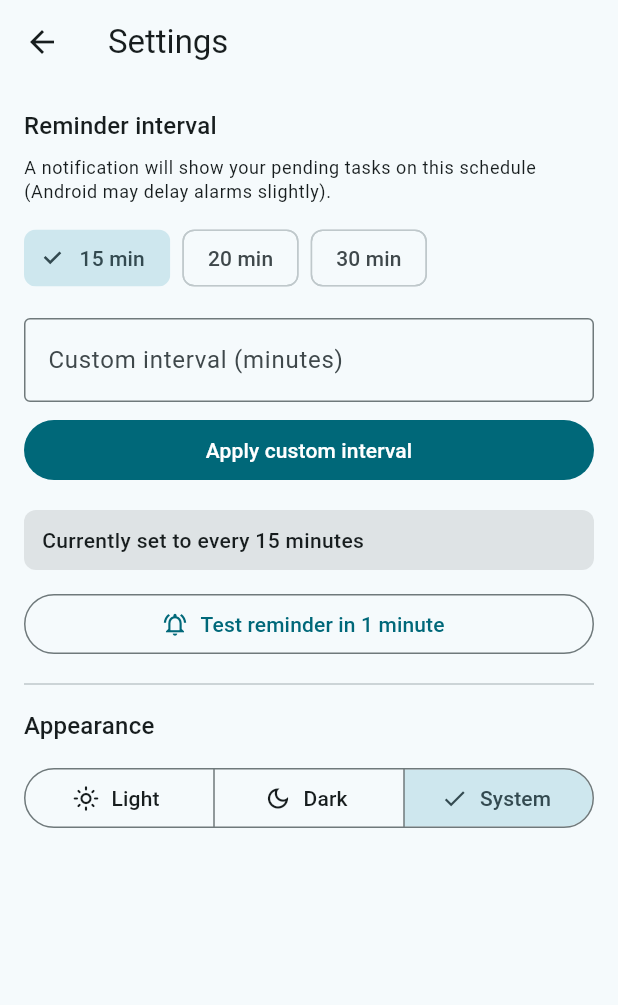
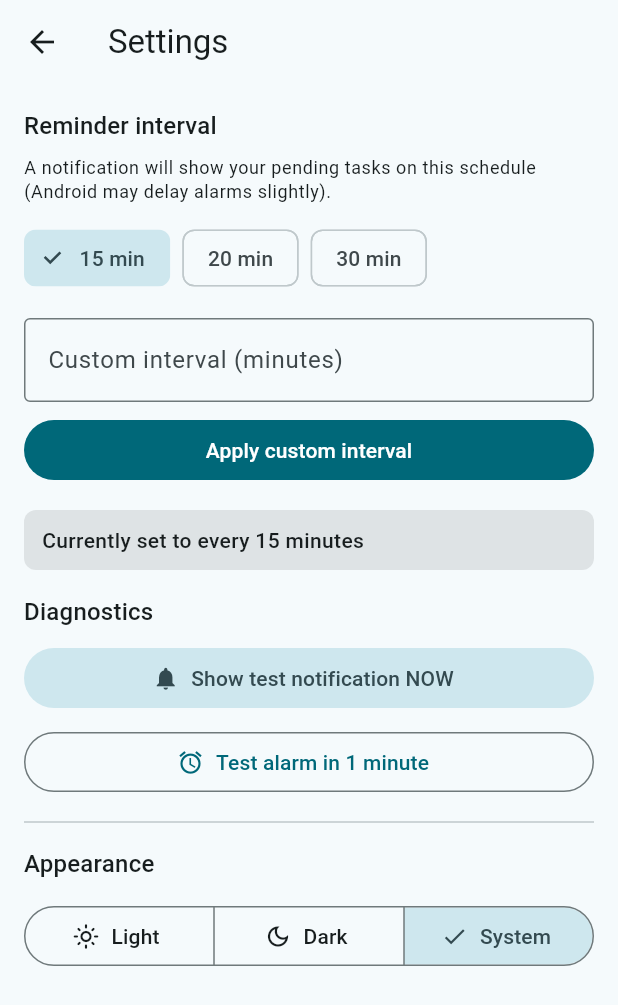
Before and after one commit to jatinbscllb1232802-create/mylifemanager, a Flutter app: the SettingsScreen screen opened directly, after a tap on an icon or button, on a phone screen of 412 x 824 dp. Shown: the top 1005 px of the screen. Run offline on Flutter 3.47's test engine with Material 3 defaults, Android fonts, the light colour scheme and no system bars; our stand-ins replace cloud_firestore, connectivity_plus, firebase_auth, firebase_core, flutter_local_notifications, google_sign_in and 4 more; missing offline and left inert: android_alarm_manager_plus; accounts and stored records are empty.

Commit message:
Add notification diagnostics and explicit AlarmManager receivers

```diff
--- a/lib/screens/settings_screen.dart
+++ b/lib/screens/settings_screen.dart
@@ -2,6 +2,7 @@ import 'package:flutter/material.dart';
 import 'package:provider/provider.dart';
 
 import '../providers/settings_provider.dart';
+import '../services/notification_service.dart';
 import '../services/reminder_scheduler.dart';
 
 class SettingsScreen extends StatefulWidget {
@@ -18,6 +19,35 @@ class _SettingsScreenState extends State<SettingsScreen> {
   void dispose() {
     _customController.dispose();
     super.dispose();
+  }
+
+  Future<void> _showImmediateTest() async {
+    await context.read<SettingsProvider>().requestAndroidReminderPermissions();
+    await NotificationService.instance.showReminder(
+      [],
+      completedToday: 3,
+    );
+    if (!mounted) return;
+    ScaffoldMessenger.of(context).showSnackBar(
+      const SnackBar(
+        content: Text('Immediate notification requested. Check the shade.'),
+      ),
+    );
+  }
+
+  Future<void> _scheduleOneMinuteAlarm() async {
+    await context.read<SettingsProvider>().requestAndroidReminderPermissions();
+    final ok = await ReminderScheduler.scheduleTestInOneMinute();
+    if (!mounted) return;
+    ScaffoldMessenger.of(context).showSnackBar(
+      SnackBar(
+        content: Text(
+          ok
+              ? 'Alarm scheduled in ~1 min. Put app in background.'
+              : 'Failed to schedule alarm. Allow Alarms & reminders permission.',
+        ),
+      ),
+    );
   }
 
   @override
@@ -102,24 +132,22 @@ class _SettingsScreenState extends State<SettingsScreen> {
                   ),
             ),
           ),
-          const SizedBox(height: 12),
+          const SizedBox(height: 16),
+          Text(
+            'Diagnostics',
+            style: Theme.of(context).textTheme.titleMedium,
+          ),
+          const SizedBox(height: 8),
+          FilledButton.tonalIcon(
+            onPressed: _showImmediateTest,
+            icon: const Icon(Icons.notifications),
+            label: const Text('Show test notification NOW'),
+          ),
+          const SizedBox(height: 8),
           OutlinedButton.icon(
-            onPressed: () async {
-              await context
-                  .read<SettingsProvider>()
-                  .requestAndroidReminderPermissions();
-              await ReminderScheduler.scheduleTestInOneMinute();
-              if (!context.mounted) return;
-              ScaffoldMessenger.of(context).showSnackBar(
-                const SnackBar(
-                  content: Text(
-                    'Test reminder scheduled in ~1 minute. Keep the app in background.',
-                  ),
-                ),
-              );
-            },
-            icon: const Icon(Icons.notifications_active_outlined),
-            label: const Text('Test reminder in 1 minute'),
+            onPressed: _scheduleOneMinuteAlarm,
+            icon: const Icon(Icons.alarm),
+            label: const Text('Test alarm in 1 minute'),
           ),
           const Divider(height: 32),
           Text(
--- a/lib/services/reminder_scheduler.dart
+++ b/lib/services/reminder_scheduler.dart
@@ -2,7 +2,6 @@ import 'package:android_alarm_manager_plus/android_alarm_manager_plus.dart';
 
 import '../background/reminder_callback.dart';
 
-/// Registers the periodic alarm used for reminders.
 class ReminderScheduler {
   ReminderScheduler._();
 
@@ -17,7 +16,7 @@ class ReminderScheduler {
     await cancel();
     if (minutes <= 0) return;
 
-    final ok = await AndroidAlarmManager.periodic(
+    await AndroidAlarmManager.periodic(
       Duration(minutes: minutes),
       alarmId,
       reminderAlarmCallback,
@@ -26,22 +25,18 @@ class ReminderScheduler {
       rescheduleOnReboot: true,
       allowWhileIdle: true,
     );
-    // ignore: avoid_print
-    print('ReminderScheduler: periodic($minutes min) scheduled=$ok');
   }
 
-  /// Fires one reminder ~1 minute from now (for testing).
-  static Future<void> scheduleTestInOneMinute() async {
+  static Future<bool> scheduleTestInOneMinute() async {
     await AndroidAlarmManager.cancel(testAlarmId);
-    final ok = await AndroidAlarmManager.oneShot(
+    return AndroidAlarmManager.oneShot(
       const Duration(minutes: 1),
       testAlarmId,
       reminderAlarmCallback,
       exact: true,
       wakeup: true,
       allowWhileIdle: true,
+      alarmClock: true,
     );
-    // ignore: avoid_print
-    print('ReminderScheduler: test oneShot scheduled=$ok');
   }
 }
```
Also changed, not shown: 1 other file.
